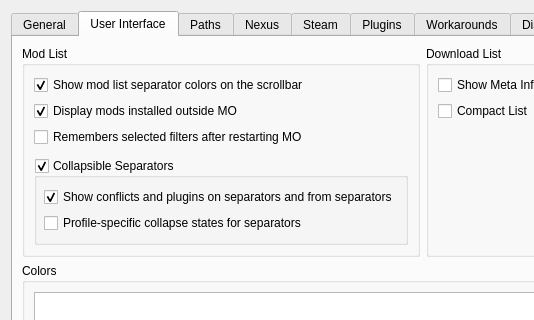
The window that modorganizer/src/settingsdialog.ui (Holt59/mo2-merge) describes before a commit, drawn with Qt 5; both pictures show x 0 to 534 and y 0 to 320 of the 820 by 651 pixel window.
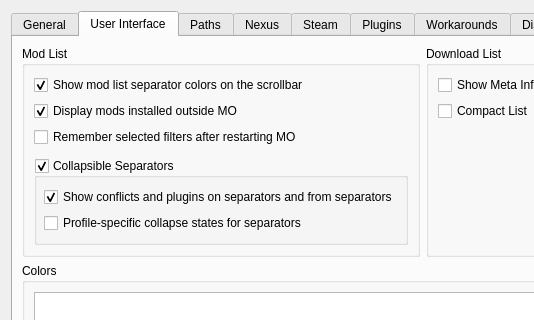
The same window after the commit. The open tabs and pages were chosen to show the change. Icons and pictures are not drawn. Custom widgets are drawn as their Qt base class.

Commit message: [modorganizer] Fix text for new option.

The edit to the form file:
```diff
--- a/modorganizer/src/settingsdialog.ui
+++ b/modorganizer/src/settingsdialog.ui
@@ -277,7 +277,7 @@
                <string>Save the current filters when closing MO2 and restore them on startup.</string>
               </property>
               <property name="text">
-               <string>Remembers selected filters after restarting MO</string>
+               <string>Remember selected filters after restarting MO</string>
               </property>
              </widget>
             </item>
```
